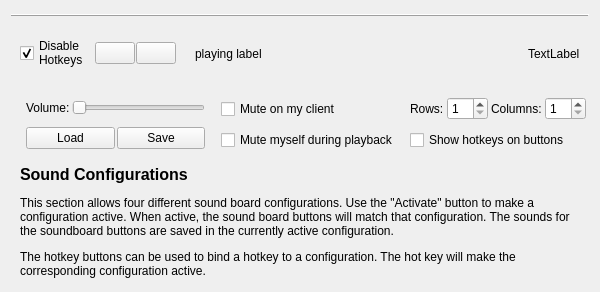
First picture: the form in src/config_qt.ui, repository MGraefe/RP-Soundboard, before the edit.
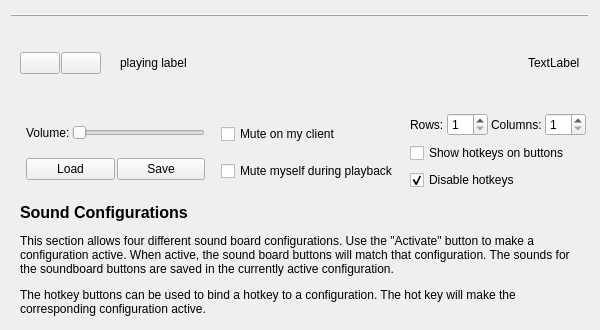
Second picture: the form after the edit. Icons and pictures are not drawn.

Commit message: Moved and renamed disable hotkeys button (-function)

```diff
--- a/src/config_qt.ui
+++ b/src/config_qt.ui
@@ -10,7 +10,7 @@
     <x>0</x>
     <y>0</y>
     <width>600</width>
-    <height>277</height>
+    <height>330</height>
    </rect>
   </property>
   <property name="minimumSize">
@@ -65,17 +65,6 @@
       <property name="bottomMargin">
        <number>3</number>
       </property>
-      <item>
-       <widget class="QCheckBox" name="checkDisable">
-        <property name="text">
-         <string>Disable
-Hotkeys</string>
-        </property>
-        <property name="checked">
-         <bool>true</bool>
-        </property>
-       </widget>
-      </item>
       <item>
        <layout class="QHBoxLayout" name="horizontalLayout_4">
         <property name="spacing">
@@ -362,6 +351,16 @@
           </property>
          </widget>
         </item>
+        <item>
+         <widget class="QCheckBox" name="cb_disable_hotkeys">
+          <property name="text">
+           <string>Disable hotkeys</string>
+          </property>
+          <property name="checked">
+           <bool>true</bool>
+          </property>
+         </widget>
+        </item>
        </layout>
       </item>
      </layout>
```
The commit also changes 3 other files.
